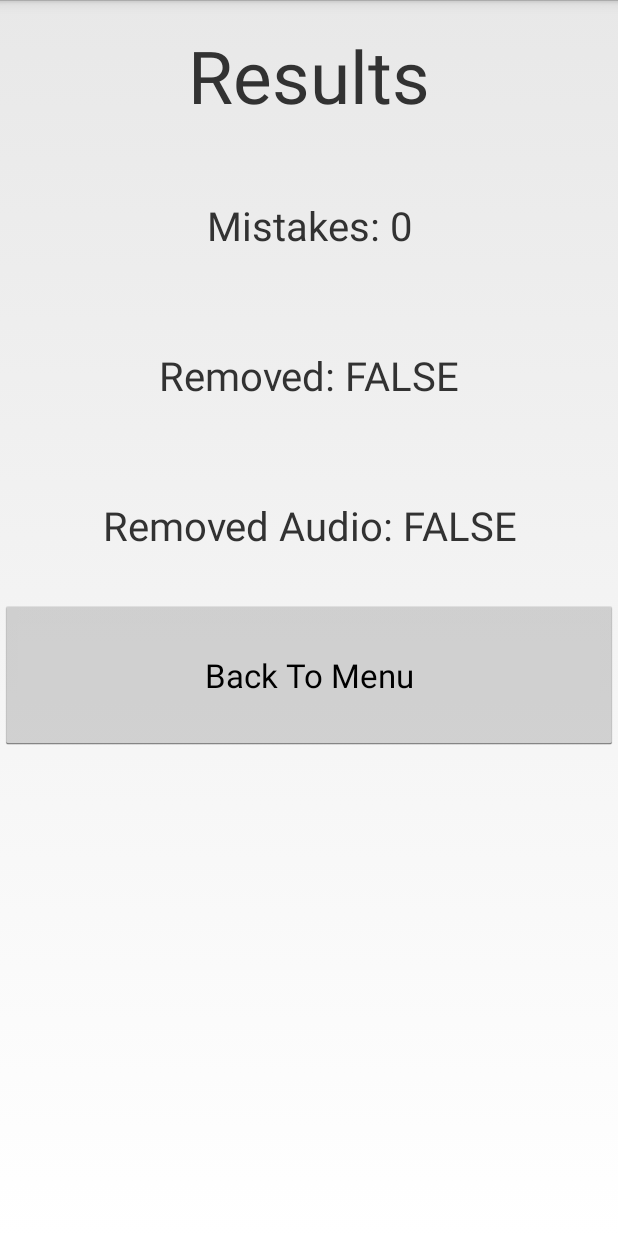
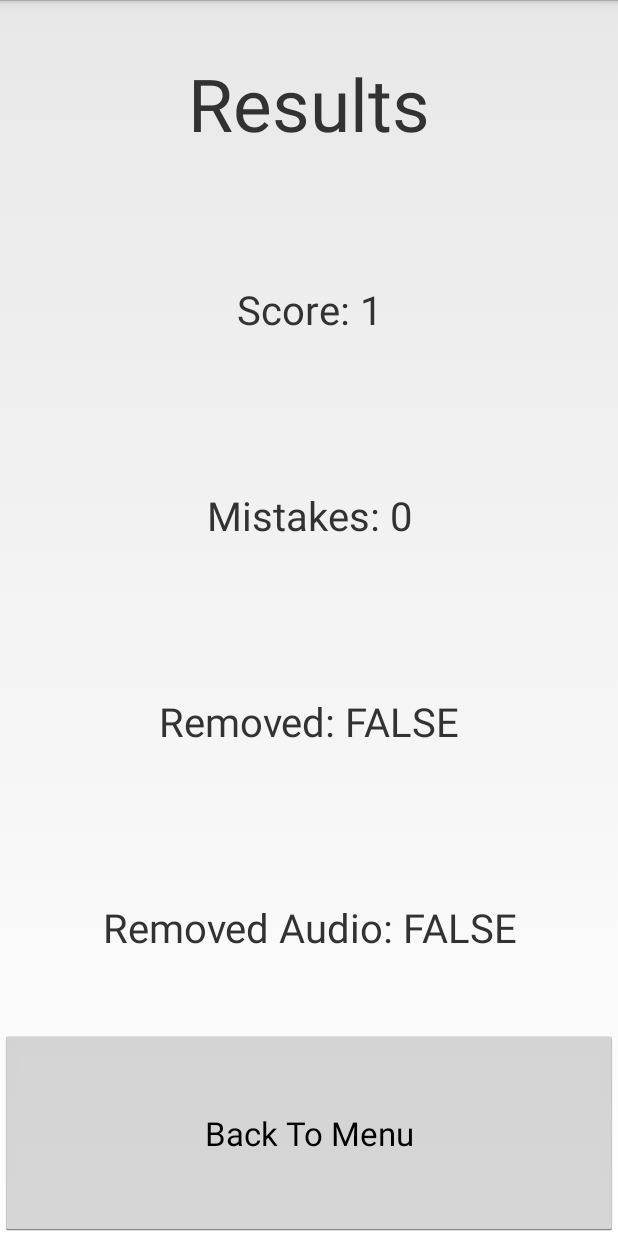
Before and after one commit to scotthso-zz/Assist911, an Android app: the CallActivity screen opened directly, with no data from a screen before it, after a tap on an icon or button, on a phone screen of 412 x 824 dp. Run offline under Robolectric (Android 15) with nearby library versions, the phone set to English and light mode, and no system bars; libraries missing offline, so code that uses them is left out: uk.co.chrisjenx; 1 statement that could not run was skipped.

Commit message:
Pressing the back button returns to the main menu. (Previous activity now closes) Added ability to save high score to account and display score count to results.

```diff
--- a/app/src/main/java/scottso/assist911/CallActivity.java
+++ b/app/src/main/java/scottso/assist911/CallActivity.java
@@ -222,7 +222,6 @@ public class CallActivity extends Activity implements View.OnClickListener, Text
                 hintLocationFragment.show(getFragmentManager(), "PromptDialog");
             }
         }
-
     }
 
     private void activateSpeechRecognition() {
@@ -238,7 +237,8 @@ public class CallActivity extends Activity implements View.OnClickListener, Text
     public void goToResults() {
         Intent results = new Intent(this, ResultsActivity.class);
         startActivity(results);
-
+        finish();
+        MainMenuActivity.CURRENT_TRY_SCORE++;
     }
 
 
--- a/app/src/main/java/scottso/assist911/FileManager.java
+++ b/app/src/main/java/scottso/assist911/FileManager.java
@@ -24,6 +24,8 @@ public class FileManager  {
             outputStream.write((""+"\n").getBytes());
             outputStream.write(Integer.toString(account.getAccountTimesOpened()).getBytes());
             outputStream.write((""+"\n").getBytes());
+            outputStream.write(Integer.toString(account.getHighScore()).getBytes());
+            outputStream.write((""+"\n").getBytes());
             outputStream.close();
         } catch (FileNotFoundException e1) {
             e1.printStackTrace();
@@ -49,8 +51,9 @@ public class FileManager  {
 
             int accountTries = Integer.parseInt(bufferedReader.readLine().trim());
             int timesOpened = Integer.parseInt(bufferedReader.readLine().trim());
+            int highScore = Integer.parseInt(bufferedReader.readLine().trim());
 
-            AccountItem item = new AccountItem(username, accountTries, timesOpened);
+            AccountItem item = new AccountItem(username, accountTries, timesOpened, highScore);
 
             return item;
         } catch (FileNotFoundException e) {
--- a/app/src/main/java/scottso/assist911/LockActivity.java
+++ b/app/src/main/java/scottso/assist911/LockActivity.java
@@ -150,5 +150,7 @@ public class LockActivity extends Activity implements TextToSpeech.OnInitListene
     public void goToDialpad() {
         Intent dial = new Intent(this, KeypadActivity.class);
         startActivity(dial);
+        finish();
+        MainMenuActivity.CURRENT_TRY_SCORE++;
     }
 }
--- a/app/src/main/java/scottso/assist911/MainMenuActivity.java
+++ b/app/src/main/java/scottso/assist911/MainMenuActivity.java
@@ -22,8 +22,10 @@ public class MainMenuActivity extends SimKidsActivity implements View.OnClickLis
     final String[] videoArray = {"flame","smoke","passed","car","drowning","a","b"};
 
     public static int TIMES_OPENED;
+    public static int CURRENT_TRY_SCORE;
     public static boolean IS_REMOVE_TEXT_PROMPT = false;
     public static boolean IS_REMOVE_AUDIO_PROMPT = false;
+
 
     @Override
     protected void onCreate(Bundle savedInstanceState) {
@@ -67,6 +69,7 @@ public class MainMenuActivity extends SimKidsActivity implements View.OnClickLis
 
         switch(v.getId()) {
             case R.id.practice_button:
+                CURRENT_TRY_SCORE = 0;
                 TIMES_OPENED++;
                 LoginActivity.EDITOR.putInt(LoginActivity.TIMES_OPENED, TIMES_OPENED);
                 LoginActivity.EDITOR.commit();
--- a/app/src/main/java/scottso/assist911/ResultsActivity.java
+++ b/app/src/main/java/scottso/assist911/ResultsActivity.java
@@ -16,11 +16,23 @@ public class ResultsActivity extends Activity implements View.OnClickListener {
         Button backButton = (Button) findViewById(R.id.button_back);
         backButton.setOnClickListener(this);
 
-        TextView tries = (TextView) findViewById(R.id.tries);
+        final TextView newHighScore = (TextView) findViewById(R.id.new_high_score);
+        if (MainMenuActivity.CURRENT_TRY_SCORE > LoginActivity.PREF.getInt(LoginActivity.HIGH_SCORE, 0)) {
+            LoginActivity.EDITOR.putInt(LoginActivity.HIGH_SCORE,MainMenuActivity.CURRENT_TRY_SCORE);
+            LoginActivity.EDITOR.commit();
+            newHighScore.setVisibility(View.VISIBLE);
+        } else {
+            newHighScore.setVisibility(View.GONE);
+        }
+
+        final TextView points = (TextView) findViewById(R.id.points);
+        points.setText("Score: " + String.valueOf(MainMenuActivity.CURRENT_TRY_SCORE));
+
+        final TextView tries = (TextView) findViewById(R.id.tries);
         tries.setText("Mistakes: " + String.valueOf(KeypadActivity.TRIES));
 
-        TextView removedDialog = (TextView) findViewById(R.id.removed_dialog);
-        TextView removedAudioDialog = (TextView) findViewById(R.id.removed_audio_dialog);
+        final TextView removedDialog = (TextView) findViewById(R.id.removed_dialog);
+        final TextView removedAudioDialog = (TextView) findViewById(R.id.removed_audio_dialog);
 
         if (MainMenuActivity.IS_REMOVE_TEXT_PROMPT == true) {
             removedDialog.setText("Removed: TRUE");
@@ -44,7 +56,9 @@ public class ResultsActivity extends Activity implements View.OnClickListener {
     }
 
     public void goToMenu() {
+
         Intent menu = new Intent(this, MainMenuActivity.class);
         startActivity(menu);
+        finish();
     }
 }
--- a/app/src/main/java/scottso/assist911/SettingsActivity.java
+++ b/app/src/main/java/scottso/assist911/SettingsActivity.java
@@ -69,11 +69,13 @@ public class SettingsActivity extends Activity implements View.OnClickListener {
 //            case R.id.button_showtutorial:
 //                Intent tutorialIntent = new Intent(this, TutorialActivity.class);
 //                startActivity(tutorialIntent);
+//                finish();
 //                break;
             case R.id.button_logout:
                 AccountItem account = new AccountItem(LoginActivity.PREF.getString(LoginActivity.USERNAME,""),
                         LoginActivity.PREF.getInt(LoginActivity.ACCOUNT_TRIES, 0),
-                        LoginActivity.PREF.getInt(LoginActivity.TIMES_OPENED, 0));
+                        LoginActivity.PREF.getInt(LoginActivity.TIMES_OPENED, 0),
+                        LoginActivity.PREF.getInt(LoginActivity.HIGH_SCORE, 0));
                 FileManager.saveToAccount(account, this);
                 Intent loginIntent = new Intent(this, LoginActivity.class);
                 loginIntent.setFlags(Intent.FLAG_ACTIVITY_CLEAR_TOP);
--- a/app/src/main/java/scottso/assist911/VideosActivity.java
+++ b/app/src/main/java/scottso/assist911/VideosActivity.java
@@ -67,5 +67,6 @@ public class VideosActivity extends SimKidsActivity implements AdapterView.OnIte
     public void goToVideoPlayer() {
         Intent videoPlayer = new Intent(this, PlayVideoActivity.class);
         startActivity(videoPlayer);
+        finish();
     }
 }
--- a/app/src/main/res/layout/activity_results.xml
+++ b/app/src/main/res/layout/activity_results.xml
@@ -11,8 +11,27 @@
         android:textSize="22pt"
         android:gravity="center"
         android:id="@+id/title"
-        android:layout_gravity="center_horizontal" />
+        android:layout_gravity="center_horizontal"
+        android:layout_weight="1"/>
 
+    <TextView
+        android:id="@+id/new_high_score"
+        android:layout_width="fill_parent"
+        android:layout_height="100dp"
+        android:text="New high score!"
+        android:textSize="12pt"
+        android:gravity="center"
+        android:layout_weight="1"
+        android:visibility="gone"/>
+
+    <TextView
+        android:id="@+id/points"
+        android:layout_width="fill_parent"
+        android:layout_height="100dp"
+        android:text="Points"
+        android:textSize="12pt"
+        android:gravity="center"
+        android:layout_weight="1"/>
 
     <TextView
         android:layout_width="fill_parent"
@@ -20,7 +39,8 @@
         android:text="Tries"
         android:textSize="12pt"
         android:gravity="center"
-        android:id="@+id/tries" />
+        android:id="@+id/tries"
+        android:layout_weight="1"/>
 
     <TextView
         android:layout_width="fill_parent"
@@ -28,7 +48,8 @@
         android:text="Removed Dialog"
         android:textSize="12pt"
         android:gravity="center"
-        android:id="@+id/removed_dialog" />
+        android:id="@+id/removed_dialog"
+        android:layout_weight="1"/>
 
     <TextView
         android:layout_width="fill_parent"
@@ -36,14 +57,15 @@
         android:text="Removed Audio"
         android:textSize="12pt"
         android:gravity="center"
-        android:id="@+id/removed_audio_dialog" />
+        android:id="@+id/removed_audio_dialog"
+        android:layout_weight="1"/>
 
     <Button
         android:layout_width="fill_parent"
         android:layout_height="100dp"
         android:text="Back To Menu"
         android:textSize="22dp"
-
+        android:layout_weight="1"
         android:id="@+id/button_back" />
 
 </LinearLayout>
```
Also changed, not shown: app/src/main/java/scottso/assist911/AccountItem.java (+11 -1 lines), app/src/main/java/scottso/assist911/KeypadActivity.java (+4 -12 lines), app/src/main/java/scottso/assist911/LoginActivity.java (+10 -5 lines), app/src/main/java/scottso/assist911/PracticePlayVideoActivity.java (+7 -12 lines).
